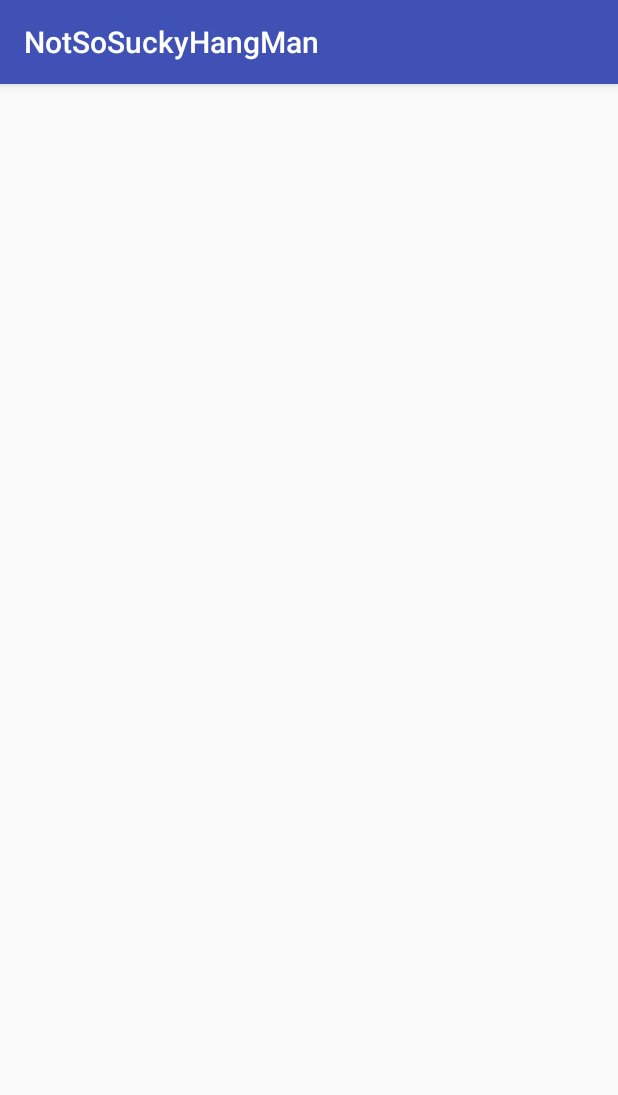
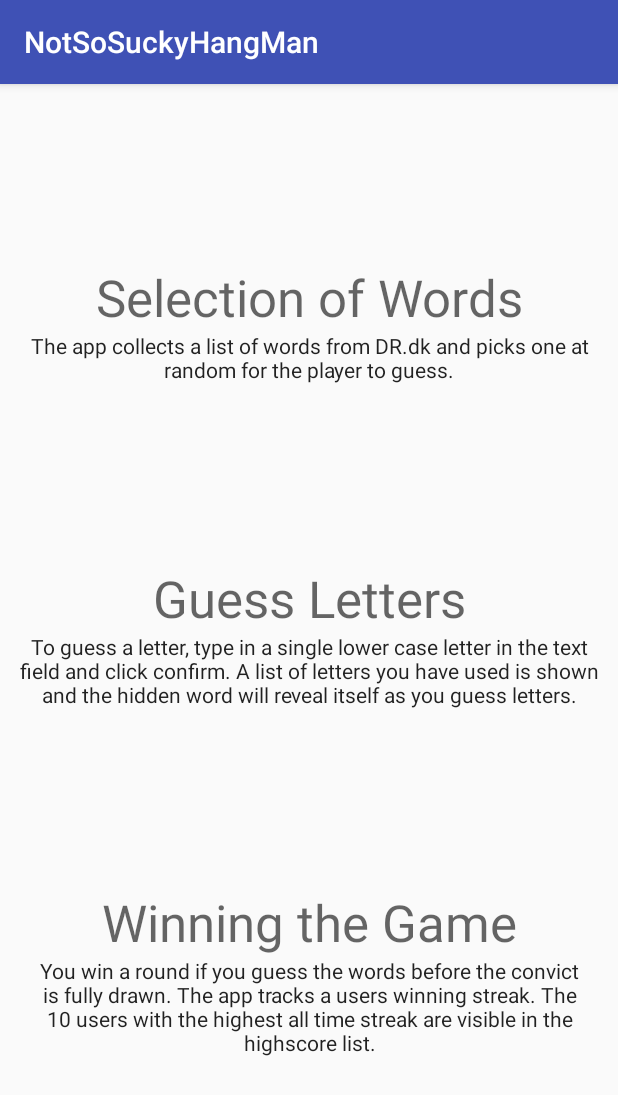
Before and after one commit to hjaltebaekgaard/HangManProject, an Android app: the InstructionsActivity screen opened directly, with no data from a screen before it, on a phone screen of 412 x 824 dp. Shown: the top 1095 px of the screen. Run offline under Robolectric (Android 15) with nearby library versions, the phone set to English and light mode, and no system bars; network calls fail.

Commit message:
Made instruction

```diff
--- a/app/src/main/java/com/example/hvalfisk/notsosuckyhangman/InstructionsActivity.java
+++ b/app/src/main/java/com/example/hvalfisk/notsosuckyhangman/InstructionsActivity.java
@@ -2,12 +2,47 @@ package com.example.hvalfisk.notsosuckyhangman;
 
 import android.support.v7.app.AppCompatActivity;
 import android.os.Bundle;
+import android.view.View;
+import android.widget.TextView;
 
 public class InstructionsActivity extends AppCompatActivity {
+
+    View instructionWords;
+    View instructionGuessing;
+    View instructionWinning;
 
     @Override
     protected void onCreate(Bundle savedInstanceState) {
         super.onCreate(savedInstanceState);
         setContentView(R.layout.activity_instructions);
+
+        instructionWords = findViewById(R.id.instructionWords);
+        instructionGuessing = findViewById(R.id.instructionGuessing);
+        instructionWinning = findViewById(R.id.instructionWinning);
+
+        insertText(instructionWords, "words");
+        insertText(instructionGuessing, "guessing");
+        insertText(instructionWinning, "winning");
+    }
+
+    private void insertText(View instruction, String instructionKey) {
+        TextView header = (TextView) instruction.findViewById(R.id.instructionHeadline);
+        TextView body = (TextView) instruction.findViewById(R.id.instructionBody);
+
+        switch(instructionKey) {
+            case "words":
+                header.setText(getResources().getString(R.string.instruction_header_words));
+                body.setText(getResources().getString(R.string.instruction_words));
+                break;
+            case "guessing":
+                header.setText(getResources().getString(R.string.instruction_header_guessing));
+                body.setText(getResources().getString(R.string.instruction_guessing));
+                break;
+            case "winning":
+                header.setText(getResources().getString(R.string.instruction_header_winning));
+                body.setText(getResources().getString(R.string.instruction_winning));
+                break;
+
+        }
     }
 }
--- a/app/src/main/res/layout/activity_highscore.xml
+++ b/app/src/main/res/layout/activity_highscore.xml
@@ -13,7 +13,7 @@
         android:layout_marginTop="36dp"
         android:layout_marginBottom="36dp"
         android:text="@string/highscores_title"
-        app:layout_constraintBottom_toTopOf="@+id/include"
+        app:layout_constraintBottom_toTopOf="@id/include"
         app:layout_constraintEnd_toEndOf="parent"
         app:layout_constraintStart_toStartOf="parent"
         app:layout_constraintTop_toTopOf="parent" />
--- a/app/src/main/res/layout/activity_instructions.xml
+++ b/app/src/main/res/layout/activity_instructions.xml
@@ -6,4 +6,37 @@
     android:layout_height="match_parent"
     tools:context=".InstructionsActivity">
 
+    <include
+        android:id="@+id/instructionWords"
+        layout="@layout/instruction_element"
+        android:layout_width="match_parent"
+        android:layout_height="wrap_content"
+        android:layout_marginTop="8dp"
+        app:layout_constraintBottom_toTopOf="@id/instructionGuessing"
+        app:layout_constraintEnd_toEndOf="parent"
+        app:layout_constraintStart_toStartOf="parent"
+        app:layout_constraintTop_toTopOf="parent" />
+
+    <include
+        android:id="@+id/instructionGuessing"
+        layout="@layout/instruction_element"
+        android:layout_width="match_parent"
+        android:layout_height="wrap_content"
+        app:layout_constraintBottom_toTopOf="@id/instructionWinning"
+        app:layout_constraintEnd_toEndOf="parent"
+        app:layout_constraintStart_toStartOf="parent"
+        app:layout_constraintTop_toBottomOf="@id/instructionWords" />
+
+    <include
+        android:id="@+id/instructionWinning"
+        layout="@layout/instruction_element"
+        android:layout_width="match_parent"
+        android:layout_height="wrap_content"
+        android:layout_marginBottom="8dp"
+        app:layout_constraintBottom_toBottomOf="parent"
+        app:layout_constraintEnd_toEndOf="parent"
+        app:layout_constraintStart_toStartOf="parent"
+        app:layout_constraintTop_toBottomOf="@id/instructionGuessing" />
+
+
 </android.support.constraint.ConstraintLayout>
--- /dev/null
+++ b/app/src/main/res/layout/instruction_element.xml
@@ -0,0 +1,38 @@
+<?xml version="1.0" encoding="utf-8"?>
+<android.support.constraint.ConstraintLayout
+    xmlns:android="http://schemas.android.com/apk/res/android"
+    xmlns:app="http://schemas.android.com/apk/res-auto"
+    xmlns:tools="http://schemas.android.com/tools"
+    android:layout_width="match_parent"
+    android:layout_height="wrap_content">
+
+    <TextView
+        android:id="@+id/instructionHeadline"
+        android:layout_width="0dp"
+        android:layout_height="wrap_content"
+        android:layout_marginStart="8dp"
+        android:layout_marginTop="8dp"
+        android:layout_marginEnd="8dp"
+        android:text="TextView"
+        android:textAppearance="@style/TextAppearance.AppCompat.Display1"
+        android:textAlignment="center"
+        app:layout_constraintBottom_toTopOf="@id/instructionBody"
+        app:layout_constraintEnd_toEndOf="parent"
+        app:layout_constraintStart_toStartOf="parent"
+        app:layout_constraintTop_toTopOf="parent" />
+
+    <TextView
+        android:id="@+id/instructionBody"
+        android:layout_width="0dp"
+        android:layout_height="wrap_content"
+        android:layout_marginStart="8dp"
+        android:layout_marginEnd="8dp"
+        android:layout_marginBottom="8dp"
+        android:text="TextView"
+        android:textAppearance="@style/TextAppearance.AppCompat.Body1"
+        android:textAlignment="center"
+        app:layout_constraintBottom_toBottomOf="parent"
+        app:layout_constraintEnd_toEndOf="parent"
+        app:layout_constraintStart_toStartOf="parent"
+        app:layout_constraintTop_toBottomOf="@id/instructionHeadline" />
+</android.support.constraint.ConstraintLayout>
--- a/app/src/main/res/values/strings.xml
+++ b/app/src/main/res/values/strings.xml
@@ -11,4 +11,10 @@
     <string name="game_guesses_remaining">Guesses remaining</string>
     <string name="clear" />
     <string name="game_info_text_rerun">Next convict awaits!</string>
+    <string name="instruction_words">The app collects a list of words from DR.dk and picks one at random for the player to guess.</string>
+    <string name="instruction_header_words">Selection of Words</string>
+    <string name="instruction_header_guessing">Guess Letters</string>
+    <string name="instruction_guessing">To guess a letter, type in a single lower case letter in the text field and click confirm. A list of letters you have used is shown and the hidden word will reveal itself as you guess letters.</string>
+    <string name="instruction_winning">You win a round if you guess the words before the convict is fully drawn. The app tracks a users winning streak. The 10 users with the highest all time streak are visible in the highscore list.</string>
+    <string name="instruction_header_winning">Winning the Game</string>
 </resources>
```
